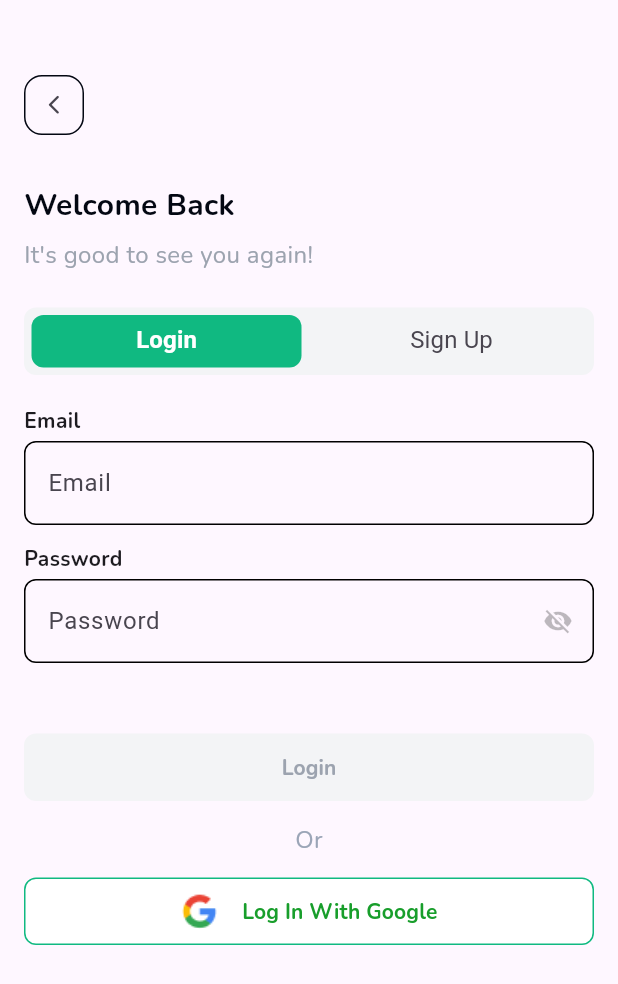
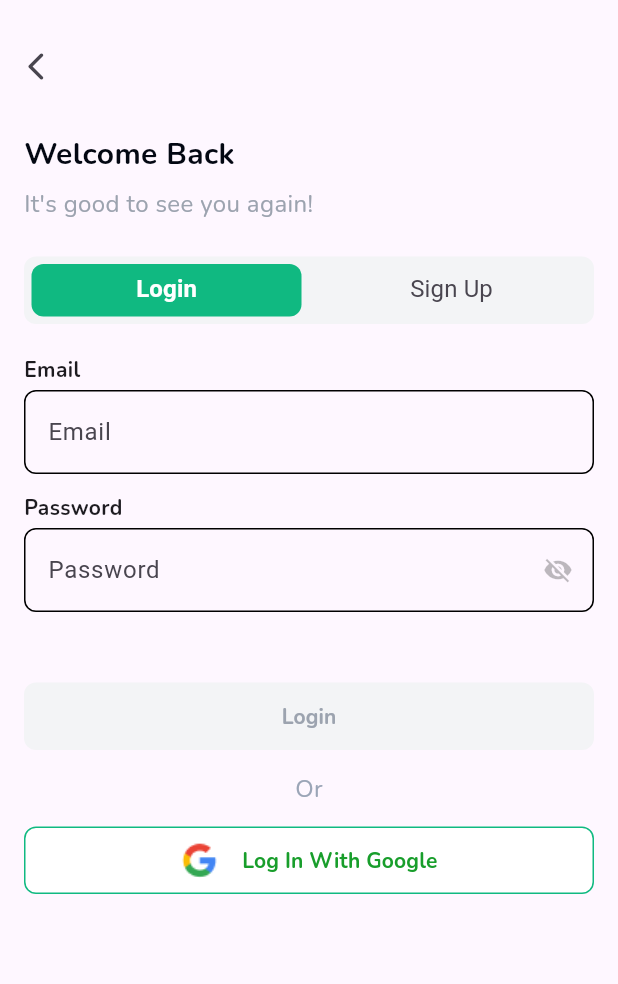
Before and after one commit to Plantopia-Alterra-Academy-Batch-6/flutter-capstone-km-alterra-batch-6, a Flutter app: the screen it shows after launch, after a tap on "Sign Up", on a phone screen of 412 x 824 dp. Shown: the top 984 px of the screen. Run offline on Flutter 3.47's test engine with Material 3 defaults, Android fonts, the light colour scheme and no system bars; our stand-ins replace carousel_slider, country_code_picker, dio, firebase_core, firebase_messaging, flutter_dotenv and 9 more; accounts and stored records are empty.

Commit message:
change appbar

```diff
--- a/lib/controllers/auth_controller.dart
+++ b/lib/controllers/auth_controller.dart
@@ -104,8 +104,6 @@ class AuthController extends GetxController {
         Get.snackbar('Error', '$e');
       }
       authSection.value = 1;
-
-      authSection.value = 1;
     } finally {
       isLoading.value = false;
     }
--- a/lib/views/auth/auth_view.dart
+++ b/lib/views/auth/auth_view.dart
@@ -22,11 +22,12 @@ class _AuthViewState extends State<AuthView> {
   final LoginFormController loginFormController =
       Get.put(LoginFormController());
   final AuthController authController = Get.put(AuthController());
-
+  TabController? tabController;
   @override
   Widget build(BuildContext context) {
     return Scaffold(
-        body: Obx(
+        body: SafeArea(
+      child: Obx(
         () => authController.isLoading.value
             ? const Center(
                 child: CircularProgressIndicator(),
@@ -36,7 +37,7 @@ class _AuthViewState extends State<AuthView> {
                   crossAxisAlignment: CrossAxisAlignment.start,
                   children: [
                     const SizedBox(
-                    height: 50.0,
+                      height: 20.0,
                     ),
                     const CustomAuthAppbarWidget(),
                     Obx(
@@ -55,24 +56,29 @@ class _AuthViewState extends State<AuthView> {
                               ),
                               constraints:
                                   const BoxConstraints.expand(height: 45),
-                            child: const TabBar(
-                                splashBorderRadius:
-                                    BorderRadius.all(Radius.circular(8)),
+                              child: TabBar(
+                                  onTap: (value) {
+                                    authController.authSection.value = value;
+                                  },
+                                  splashBorderRadius: const BorderRadius.all(
+                                      Radius.circular(8)),
                                   dividerHeight: 0,
                                   labelColor: Colors.white,
-                                indicatorPadding: EdgeInsets.all(5),
-                                indicator: BoxDecoration(
+                                  indicatorPadding: const EdgeInsets.all(5),
+                                  indicator: const BoxDecoration(
                                     borderRadius:
                                         BorderRadius.all(Radius.circular(8)),
                                     color: Color(0xFF10B981),
                                   ),
                                   indicatorSize: TabBarIndicatorSize.tab,
                                   indicatorColor: Colors.amber,
-                                unselectedLabelStyle: TextStyle(
-                                    fontSize: 16, fontWeight: FontWeight.w400),
-                                labelStyle: TextStyle(
-                                    fontSize: 16, fontWeight: FontWeight.w600),
-                                tabs: [
+                                  unselectedLabelStyle: const TextStyle(
+                                      fontSize: 16,
+                                      fontWeight: FontWeight.w400),
+                                  labelStyle: const TextStyle(
+                                      fontSize: 16,
+                                      fontWeight: FontWeight.w600),
+                                  tabs: const [
                                     Tab(
                                       child: Text("Login"),
                                     ),
@@ -86,11 +92,13 @@ class _AuthViewState extends State<AuthView> {
                               height: 600,
                               child: TabBarView(children: [
                                 Padding(
-                                padding: EdgeInsets.symmetric(horizontal: 16.0),
+                                  padding:
+                                      EdgeInsets.symmetric(horizontal: 16.0),
                                   child: LoginSectionWidget(),
                                 ),
                                 Padding(
-                                padding: EdgeInsets.symmetric(horizontal: 16.0),
+                                  padding:
+                                      EdgeInsets.symmetric(horizontal: 16.0),
                                   child: SignUpSectionWidget(),
                                 ),
                               ]),
@@ -102,6 +110,7 @@ class _AuthViewState extends State<AuthView> {
                   ],
                 ),
               ),
+      ),
     ));
   }
 }
--- a/lib/views/auth/verify_view.dart
+++ b/lib/views/auth/verify_view.dart
@@ -50,11 +50,12 @@ class _VerificationViewState extends State<VerificationView> {
   @override
   Widget build(BuildContext context) {
     return Scaffold(
-      body: SingleChildScrollView(
+      body: SafeArea(
+        child: SingleChildScrollView(
           child: Column(
             children: [
               const SizedBox(
-              height: 50.0,
+                height: 15.0,
               ),
               const CustomAppbarVerifyWidget(),
               const SizedBox(
@@ -134,6 +135,7 @@ class _VerificationViewState extends State<VerificationView> {
                 ],
               ),
             ],
+          ),
         ),
       ),
     );
--- a/lib/views/auth/widgets/custom_auth_appbar_widget.dart
+++ b/lib/views/auth/widgets/custom_auth_appbar_widget.dart
@@ -1,5 +1,7 @@
 import 'package:flutter/material.dart';
+import 'package:get/get.dart';
 import 'package:google_fonts/google_fonts.dart';
+import 'package:plantopia/controllers/auth_controller.dart';
 
 class CustomAuthAppbarWidget extends StatelessWidget {
   const CustomAuthAppbarWidget({
@@ -8,29 +10,28 @@ class CustomAuthAppbarWidget extends StatelessWidget {
 
   @override
   Widget build(BuildContext context) {
-    return Padding(
-      padding: const EdgeInsets.symmetric(horizontal: 16.0),
-      child: Column(
+    final AuthController authController = Get.put(AuthController());
+
+    return Column(
       crossAxisAlignment: CrossAxisAlignment.start,
       children: [
-          Container(
-            width: 40,
-            height: 40,
-            decoration: BoxDecoration(
-                border: Border.all(color: const Color(0xFF030712)),
-                borderRadius: BorderRadius.circular(12)),
-            child: IconButton(
+        IconButton(
             onPressed: () {
               Navigator.pop(context);
             },
             icon: const Icon(
               Icons.arrow_back_ios_new_rounded,
-                  size: 15,
+              size: 22,
             )),
+        const SizedBox(
+          height: 20.0,
         ),
-          const SizedBox(
-            height: 32.0,
-          ),
+        Padding(
+          padding: const EdgeInsets.symmetric(horizontal: 16.0),
+          child: Obx(() => authController.authSection.value == 0
+              ? Column(
+                  crossAxisAlignment: CrossAxisAlignment.start,
+                  children: [
                     Text(
                       'Welcome Back',
                       style: GoogleFonts.nunito(
@@ -48,11 +49,35 @@ class CustomAuthAppbarWidget extends StatelessWidget {
                           fontSize: 16.0,
                           fontWeight: FontWeight.w400),
                     ),
+                  ],
+                )
+              : Column(
+                  crossAxisAlignment: CrossAxisAlignment.start,
+                  children: [
+                    Text(
+                      'Welcome, Plantopers!',
+                      style: GoogleFonts.nunito(
+                          color: const Color(0xFF030712),
+                          fontSize: 20.0,
+                          fontWeight: FontWeight.w700),
+                    ),
+                    const SizedBox(
+                      height: 7.0,
+                    ),
+                    Text(
+                      "Nice to meet you here! 🙌",
+                      style: GoogleFonts.nunito(
+                          color: const Color(0xFF9CA3AF),
+                          fontSize: 16.0,
+                          fontWeight: FontWeight.w400),
+                    ),
+                  ],
+                )),
+        ),
         const SizedBox(
           height: 24.0,
         ),
       ],
-      ),
     );
   }
 }
--- a/lib/views/onboarding/onboarding_view.dart
+++ b/lib/views/onboarding/onboarding_view.dart
@@ -14,15 +14,13 @@ class OnboardingView extends StatelessWidget {
     final AuthController authController = Get.put(AuthController());
 
     return Scaffold(
-      body: Column(
+      body: SafeArea(
+        child: Column(
           children: [
             Expanded(
               child: SingleChildScrollView(
                 child: Column(
                   children: [
-                  const SizedBox(
-                    height: 50.0,
-                  ),
                     Padding(
                       padding: const EdgeInsets.symmetric(horizontal: 16.0),
                       child: Row(
@@ -132,6 +130,7 @@ class OnboardingView extends StatelessWidget {
             ),
           ],
         ),
+      ),
     );
   }
 }
```
Lines whose indentation alone changed are shown as unchanged.
